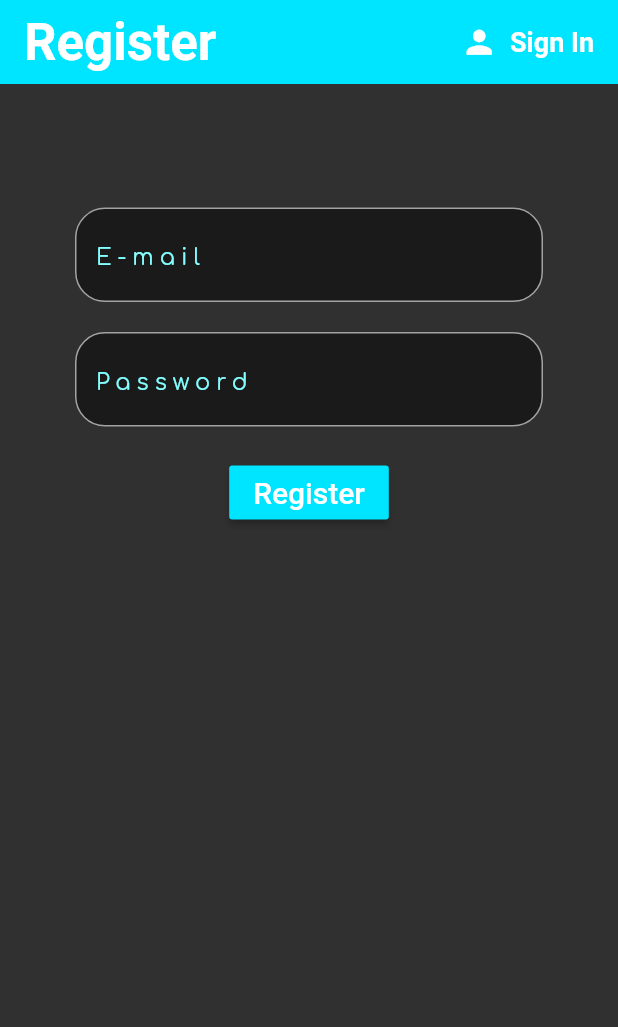
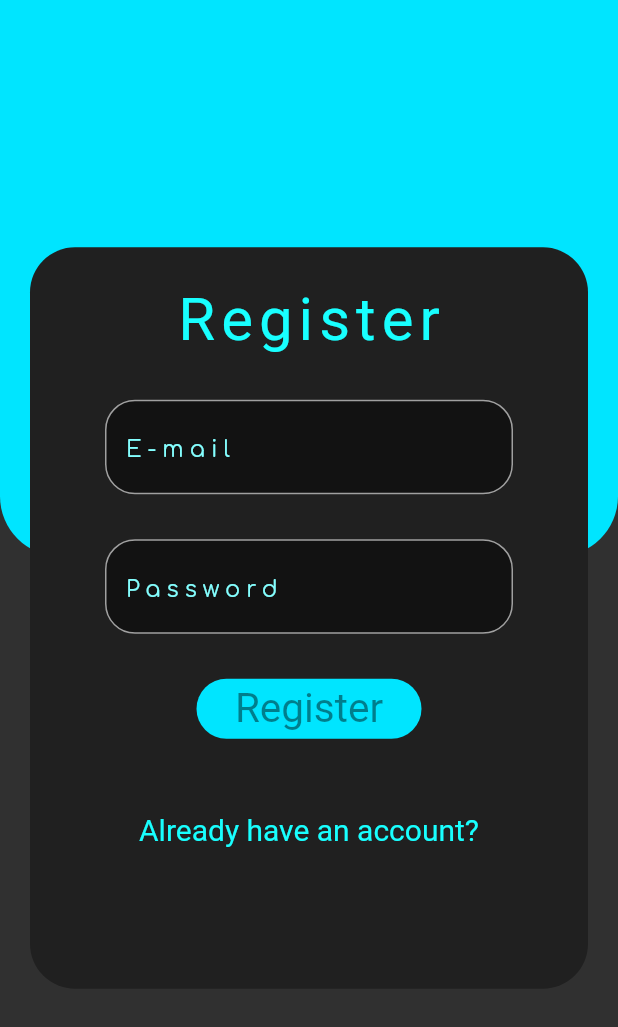
Before and after one commit to ompatel11/todolistApp, a Flutter app: the screen it shows after launch, on a phone screen of 412 x 824 dp. Shown: the top 1027 px of the screen. Run offline on Flutter 3.47's test engine with Material 2 defaults, Android fonts, the phone set to English and light mode, and no system bars; our stand-ins replace cloud_firestore, firebase_auth, flutter_spinkit, font_awesome_flutter, google_fonts; accounts and stored records are empty; Roboto replaces fonts that are missing (Galada).

Commit message:
Changed Login and SignUp UI.

```diff
--- a/todo/lib/Screens/sign_in.dart
+++ b/todo/lib/Screens/sign_in.dart
@@ -21,34 +21,46 @@ class _RegisterState extends State<Register> {
   Widget build(BuildContext context) {
     return loading ? Loading() : Scaffold(
       resizeToAvoidBottomPadding: false,
-      appBar: AppBar(
-        backgroundColor: Colors.cyanAccent[400],
-        elevation: 0.0,
-        title: Text("Register",
-          style: GoogleFonts.roboto(
-            fontSize: 34,
-            fontWeight: FontWeight.bold,
-          ),),
-        actions: <Widget>[
-          FlatButton.icon(
-            icon: Icon(Icons.person,size: 25),
-            label: Text('Sign In',
-            style: GoogleFonts.roboto(
-            fontSize: 18,
-            fontWeight: FontWeight.bold,
-          ),),
-            onPressed: (){
-              Navigator.popAndPushNamed(context, '/login');
-            },
-          ),
-        ],
-      ),
-      body: Container(
-        padding: EdgeInsets.symmetric(vertical: MediaQuery.of(context).size.height * 0.1, horizontal: 50.0),
+      body: Stack(
+        children: [
+          Align(
+            alignment: Alignment.topLeft,
+            child: Container(
+                decoration: BoxDecoration(
+                  borderRadius: BorderRadius.only(bottomLeft: Radius.circular(40),bottomRight: Radius.circular(40)),
+                  color: Colors.cyanAccent[400],
+                ),
+                height: MediaQuery.of(context).size.height * 0.45,
+
+              ),
+            ),
+          Align(
+            alignment: Alignment.center,
+            child: Padding(
+              padding: const EdgeInsets.symmetric(horizontal: 20.0),
+              child: Container(
+                height: MediaQuery.of(context).size.height * 0.6,
+                  decoration: BoxDecoration(
+                    borderRadius: BorderRadius.all(Radius.circular(30)),
+                    color: Color(0xff202020),
+                  ),
+                  child:Container(
+        padding: EdgeInsets.symmetric(vertical: MediaQuery.of(context).size.height * 0.03, horizontal: 50.0),
         child: Form(
           key: _formKey,
           child: Column(
             children: <Widget>[
+              Text(
+                  'Register',
+                  style: GoogleFonts.galada(
+                      color: Colors.cyanAccent,
+                      fontSize: 40.0,
+                      letterSpacing: 4.0,
+                      fontWeight: FontWeight.w400),
+                  ),
+                  SizedBox(
+                    height: 30.0,
+                  ),
               TextFormField(
                   style: TextStyle(
                   fontSize: 20.0, color: Colors.cyanAccent[100]),
@@ -69,7 +81,7 @@ class _RegisterState extends State<Register> {
                          ),
               )
               ),
-              SizedBox(height: 20.0),
+              SizedBox(height: 30.0),
               TextFormField(
                   obscureText: true,
                   style: TextStyle(
@@ -89,17 +101,9 @@ class _RegisterState extends State<Register> {
                       color: Colors.cyanAccent[100],
                       letterSpacing: 4.0),
               )),
-              SizedBox(height: 20.0),
-              RaisedButton(
-                color: Colors.cyanAccent[400],
-                child: Text(
-                  'Register',
-                  style: GoogleFonts.roboto(
-                    fontSize: 20,
-                    color: Colors.white,
-                  )
-                ),
-                onPressed: () async {
+              SizedBox(height: 30.0),
+              GestureDetector(
+                onTap:() async {
                   if(_formKey.currentState.validate()){
                     setState(() => loading = true);
                     dynamic result = await _auth.registerWithEmailAndPassword(email, password);
@@ -110,17 +114,48 @@ class _RegisterState extends State<Register> {
                       });
                     }
                   }
-                }
-              ),
-              SizedBox(height: 12.0),
-              Text(
-                error,
-                style: TextStyle(color: Colors.red, fontSize: 14.0),
-              ),
+                } ,
+                            child: Container(
+                              width: 150.0,
+                              height: 40.0,
+                              decoration: BoxDecoration(
+                                color: Colors.cyanAccent[400],
+                                borderRadius: BorderRadius.all(
+                                  Radius.circular(30.0),
+                                ),
+                              ),
+                              child: Center(
+                                child: Text(
+                                  'Register',
+                                  style: GoogleFonts.roboto(
+                                      fontSize: 27.0, color: Colors.black45),
+                                ),
+                              ),
+                            ),
+                          ),
+              SizedBox(height: MediaQuery.of(context).size.height * 0.06),
+
+                GestureDetector(
+                  onTap: (){
+                    Navigator.popAndPushNamed(context, '/login');
+                    },
+                    child: Text(
+                    "Already have an account?",
+                    style: GoogleFonts.roboto(
+                      fontSize: 20,
+                      color: Colors.cyanAccent
+                    ),
+                  ),
+                )
             ],
           ),
         ),
       ),
+              )
+            ),
+          )
+        ],
+      )
     );
   }
 }
--- a/todo/lib/home/home.dart
+++ b/todo/lib/home/home.dart
@@ -92,7 +92,7 @@ class _DefaultScreenState extends State<DefaultScreen> {
                 padding: const EdgeInsets.only(top: 8.0, bottom: 8.0),
                 child: Row(
                   children: <Widget>[
-                    Text(task['time'], style: new TextStyle(fontSize: 35.0),),
+                    Text(task['time'].toString()==null? " ":task['time'], style: new TextStyle(fontSize: 35.0),),
                     Spacer(),
                     IconButton(icon:FaIcon(FontAwesomeIcons.trash),
                     onPressed: () async{
```
Also changed, not shown: todo/lib/Screens/login.dart (+79 -41 lines).
